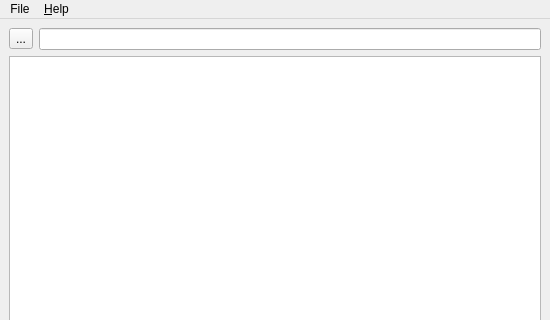
Before: the Qt Designer form elflibviewer.ui in sergey-shambir/elflibviewer, drawn with Qt 5; both pictures show x 0 to 550 and y 0 to 320 of the 550 by 599 pixel window.
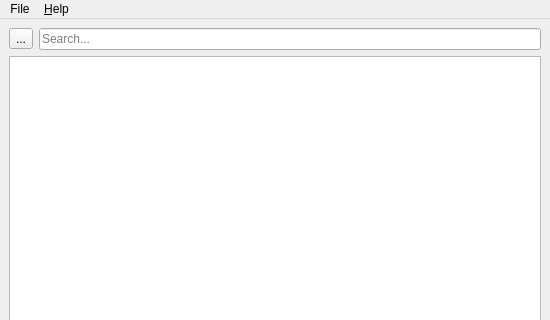
After: the same form once the commit is applied. Icons and pictures are not drawn.

Commit message: Updated russian translation.

Diff of the .ui file:
```diff
--- a/elflibviewer.ui
+++ b/elflibviewer.ui
@@ -43,6 +43,9 @@
         <property name="toolTip">
          <string>Type a library name in here to highlight libraries that use it</string>
         </property>
+        <property name="placeholderText">
+         <string>Search...</string>
+        </property>
        </widget>
       </item>
      </layout>
```
Left out of the diff: 2 changed lines with no effect on the pictures. The commit also changes 1 other file.
